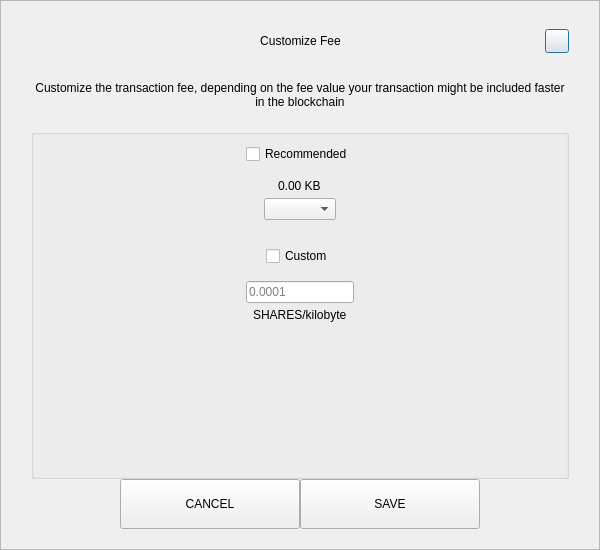
Qt form src/qt/pivx/forms/sendcustomfeedialog.ui (AltcoinBaggins/lil) before a commit.
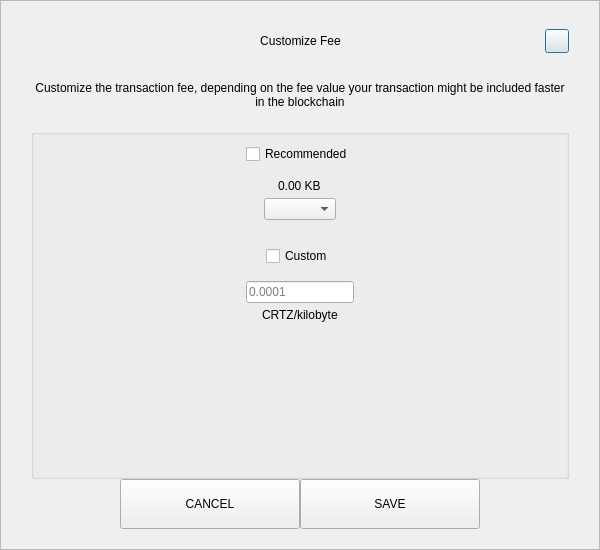
The same form after that commit.

```diff
--- a/src/qt/pivx/forms/sendcustomfeedialog.ui
+++ b/src/qt/pivx/forms/sendcustomfeedialog.ui
@@ -287,7 +287,7 @@
            <item alignment="Qt::AlignHCenter">
             <widget class="QLabel" name="labelCustomFee">
              <property name="text">
-              <string>SHARES/kilobyte</string>
+              <string>CRTZ/kilobyte</string>
              </property>
             </widget>
            </item>
```
